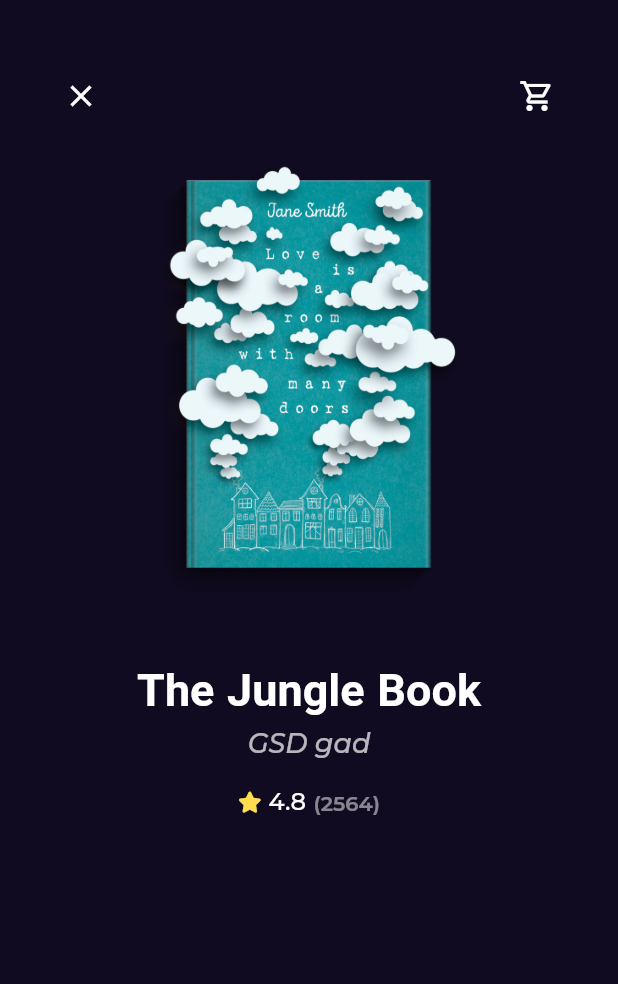
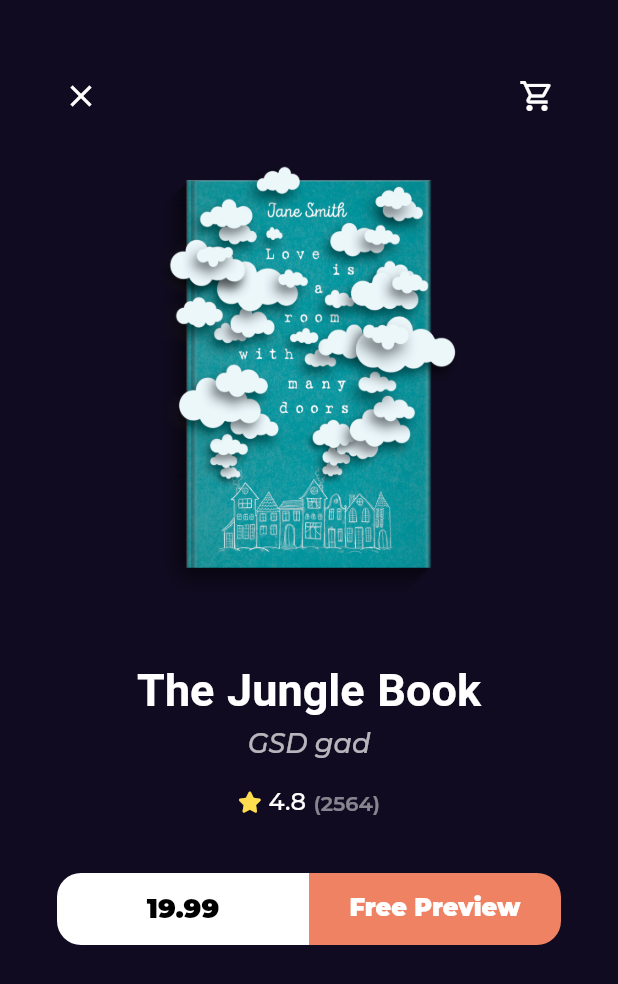
Before and after one commit to Ebrahim22Hassan/bookly_app, a Flutter app: the BookDetailsView screen opened by its route, on a phone screen of 412 x 824 dp. Shown: the top 984 px of the screen. Run offline on Flutter 3.47's test engine with Material 2 defaults, Android fonts, the phone set to English and light mode, and no system bars; our stand-ins replace font_awesome_flutter, go_router, google_fonts.

Commit message:
create books action buttons

```diff
--- /dev/null
+++ b/lib/core/widgets/custom_button.dart
@@ -0,0 +1,41 @@
+import 'package:bookly/core/utils/styles.dart';
+import 'package:flutter/material.dart';
+
+class CustomButton extends StatelessWidget {
+  const CustomButton(
+      {Key? key,
+      required this.backgroundColor,
+      required this.textColor,
+      this.borderRadius,
+      required this.text,
+      this.fontSize})
+      : super(key: key);
+
+  final Color backgroundColor;
+  final Color textColor;
+  final BorderRadius? borderRadius;
+  final String text;
+  final double? fontSize;
+
+  @override
+  Widget build(BuildContext context) {
+    return SizedBox(
+      height: 48,
+      child: TextButton(
+          onPressed: () {},
+          style: TextButton.styleFrom(
+              backgroundColor: backgroundColor,
+              shape: RoundedRectangleBorder(
+                borderRadius: borderRadius ?? BorderRadius.circular(12),
+              )),
+          child: Text(
+            text,
+            style: Styles.textStyle18.copyWith(
+              color: textColor,
+              fontWeight: FontWeight.w900,
+              fontSize: fontSize,
+            ),
+          )),
+    );
+  }
+}
--- a/lib/features/home/presentation/views/widgets/book_details_view_body.dart
+++ b/lib/features/home/presentation/views/widgets/book_details_view_body.dart
@@ -4,6 +4,7 @@ import 'package:bookly/features/home/presentation/views/widgets/custom_book_imag
 import 'package:flutter/material.dart';
 
 import 'book_rating_text.dart';
+import 'books_action.dart';
 import 'custom_book_details_appbar.dart';
 
 class BookDetailsViewBody extends StatelessWidget {
@@ -47,6 +48,10 @@ class BookDetailsViewBody extends StatelessWidget {
           const BookRatingText(
             mainAxisAlignment: MainAxisAlignment.center,
           ),
+          const SizedBox(
+            height: 37,
+          ),
+          const BooksAction(),
         ],
       ),
     );
--- /dev/null
+++ b/lib/features/home/presentation/views/widgets/books_action.dart
@@ -0,0 +1,36 @@
+import 'package:bookly/core/widgets/custom_button.dart';
+import 'package:flutter/material.dart';
+
+class BooksAction extends StatelessWidget {
+  const BooksAction({Key? key}) : super(key: key);
+
+  @override
+  Widget build(BuildContext context) {
+    return Padding(
+      padding: const EdgeInsets.symmetric(horizontal: 8),
+      child: Row(
+        children: const [
+          Expanded(
+            child: CustomButton(
+                text: "19.99",
+                borderRadius: BorderRadius.only(
+                    topLeft: Radius.circular(16),
+                    bottomLeft: Radius.circular(16)),
+                backgroundColor: Colors.white,
+                textColor: Colors.black),
+          ),
+          Expanded(
+            child: CustomButton(
+                text: "Free Preview",
+                fontSize: 16,
+                borderRadius: BorderRadius.only(
+                    topRight: Radius.circular(16),
+                    bottomRight: Radius.circular(16)),
+                backgroundColor: Color(0xffef8262),
+                textColor: Colors.white),
+          ),
+        ],
+      ),
+    );
+  }
+}
```
